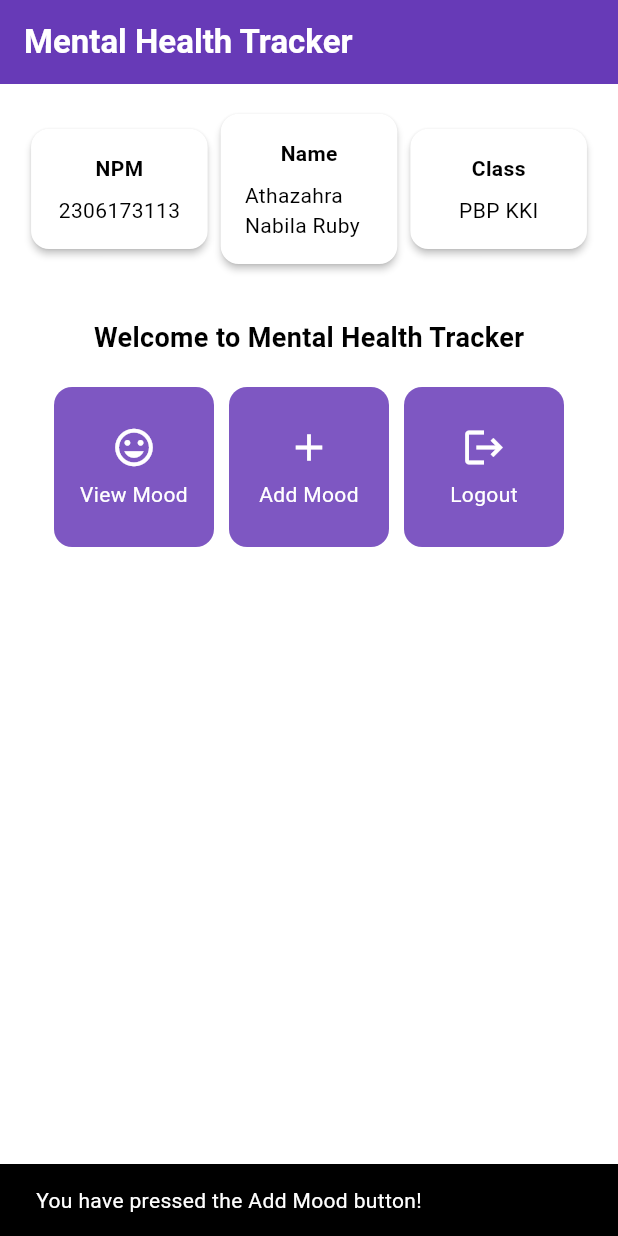
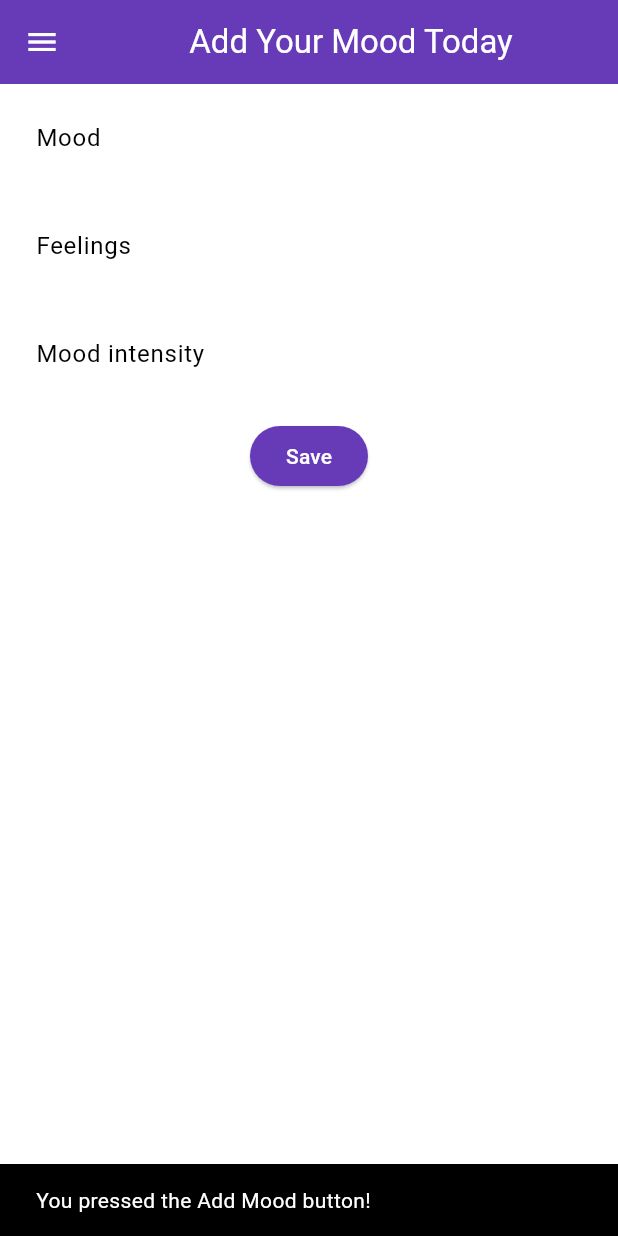
Before and after one commit to thataruby/mental-health-tracker-mobile, a Flutter app: the screen it shows after launch, after a tap on "Add Mood", on a phone screen of 412 x 824 dp. Run offline on Flutter 3.47's test engine with Material 3 defaults, Android fonts, the phone set to English and light mode, and no system bars.

Commit message:
tutorial 7

```diff
--- a/lib/main.dart
+++ b/lib/main.dart
@@ -1,5 +1,5 @@
 import 'package:flutter/material.dart';
-import 'package:mental_health_tracker/menu.dart';
+import 'package:mental_health_tracker/screens/menu.dart';
 
 void main() {
   runApp(const MyApp());
--- a/lib/menu.dart
+++ b/lib/screens/menu.dart
@@ -1,4 +1,8 @@
 import 'package:flutter/material.dart';
+import 'package:mental_health_tracker/widgets/left_drawer.dart';
+import 'package:mental_health_tracker/screens/moodentry_form.dart';
+import 'package:mental_health_tracker/widgets/mood_card.dart';
+
 
 class MyHomePage extends StatelessWidget {
   MyHomePage({super.key});
@@ -28,7 +32,10 @@ class MyHomePage extends StatelessWidget {
         ),
         // The background color of the AppBar is obtained from the application theme color scheme.
         backgroundColor: Theme.of(context).colorScheme.primary,
+        iconTheme: const IconThemeData(color: Colors.white),
       ),
+      // Add drawer as a parameter value for the drawer attribute of the Scaffold widget
+      drawer: const LeftDrawer(),
       // Body of the page with paddings around it.
       body: Padding(
         padding: const EdgeInsets.all(16.0),
@@ -148,15 +155,23 @@ class ItemCard extends StatelessWidget {
       borderRadius: BorderRadius.circular(12),
 
       child: InkWell(
-        // Action when the card is pressed.
+        // Touch-responsive area
         onTap: () {
-          // Display the SnackBar message when the card is pressed.
+          // Show SnackBar when clicked
           ScaffoldMessenger.of(context)
             ..hideCurrentSnackBar()
-            ..showSnackBar(
-                SnackBar(content: Text("You have pressed the ${item.name} button!"))
+            ..showSnackBar(SnackBar(
+                content: Text("You pressed the ${item.name} button!")));
+
+          // Navigate to the appropriate route (depending on the button type)
+          if (item.name == "Add Mood") {
+            Navigator.push(
+              context,
+              MaterialPageRoute(builder: (context) => const MoodEntryFormPage()),
             );
+          }
         },
+
         // Container to store the Icon and Text
         child: Container(
           padding: const EdgeInsets.all(8),
--- /dev/null
+++ b/lib/screens/moodentry_form.dart
@@ -0,0 +1,160 @@
+import 'package:flutter/material.dart';
+import 'package:mental_health_tracker/widgets/left_drawer.dart';
+
+class MoodEntryFormPage extends StatefulWidget {
+  const MoodEntryFormPage({super.key});
+
+  @override
+  State<MoodEntryFormPage> createState() => _MoodEntryFormPageState();
+}
+
+class _MoodEntryFormPageState extends State<MoodEntryFormPage> {
+  final _formKey = GlobalKey<FormState>();
+  String _mood = "";
+  String _feelings = "";
+  int _moodIntensity = 0;
+  @override
+  Widget build(BuildContext context) {
+    return Scaffold(
+      appBar: AppBar(
+        title: const Center(
+          child: Text(
+            'Add Your Mood Today',
+          ),
+        ),
+        backgroundColor: Theme.of(context).colorScheme.primary,
+        foregroundColor: Colors.white,
+      ),
+      drawer: const LeftDrawer(),
+      body: Form(
+          key: _formKey,
+          child: SingleChildScrollView(
+            child: Column(
+              crossAxisAlignment: CrossAxisAlignment.start,
+              children: [
+                Padding(
+                  padding: const EdgeInsets.all(8.0),
+                  child: TextFormField(
+                    decoration: InputDecoration(
+                      hintText: "Mood",
+                      labelText: "Mood",
+                      border: OutlineInputBorder(
+                        borderRadius: BorderRadius.circular(5.0),
+                      ),
+                    ),
+                    onChanged: (String? value) {
+                      setState(() {
+                        _mood = value!;
+                      });
+                    },
+                    validator: (String? value) {
+                      if (value == null || value.isEmpty) {
+                        return "Mood cannot be empty!";
+                      }
+                      return null;
+                    },
+                  ),
+                ),
+                Padding(
+                  padding: const EdgeInsets.all(8.0),
+                  child: TextFormField(
+                    decoration: InputDecoration(
+                      hintText: "Feelings",
+                      labelText: "Feelings",
+                      border: OutlineInputBorder(
+                        borderRadius: BorderRadius.circular(5.0),
+                      ),
+                    ),
+                    onChanged: (String? value) {
+                      setState(() {
+                        _feelings = value!;
+                      });
+                    },
+                    validator: (String? value) {
+                      if (value == null || value.isEmpty) {
+                        return "Feelings cannot be empty!";
+                      }
+                      return null;
+                    },
+                  ),
+                ),
+                Padding(
+                  padding: const EdgeInsets.all(8.0),
+                  child: TextFormField(
+                    decoration: InputDecoration(
+                      hintText: "Mood intensity",
+                      labelText: "Mood intensity",
+                      border: OutlineInputBorder(
+                        borderRadius: BorderRadius.circular(5.0),
+                      ),
+                    ),
+                    onChanged: (String? value) {
+                      setState(() {
+                        _moodIntensity = int.tryParse(value!) ?? 0;
+                      });
+                    },
+                    validator: (String? value) {
+                      if (value == null || value.isEmpty) {
+                        return "Mood intensity cannot be empty!";
+                      }
+                      if (int.tryParse(value) == null) {
+                        return "Mood intensity must be a number!";
+                      }
+                      return null;
+                    },
+                  ),
+                ),
+                Align(
+                  alignment: Alignment.bottomCenter,
+                  child: Padding(
+                    padding: const EdgeInsets.all(8.0),
+                    child: ElevatedButton(
+                      style: ButtonStyle(
+                        backgroundColor: MaterialStateProperty.all(
+                            Theme.of(context).colorScheme.primary),
+                      ),
+                      onPressed: () {
+                        if (_formKey.currentState!.validate()) {
+                          showDialog(
+                            context: context,
+                            builder: (context) {
+                              return AlertDialog(
+                                title: const Text('Mood successfully saved'),
+                                content: SingleChildScrollView(
+                                  child: Column(
+                                    crossAxisAlignment: CrossAxisAlignment.start,
+                                    children: [
+                                      Text('Mood: $_mood'),
+                                      Text('Feelings: $_feelings'),
+                                      Text('Mood Intensity: $_moodIntensity'),
+                                    ],
+                                  ),
+                                ),
+                                actions: [
+                                  TextButton(
+                                    child: const Text('OK'),
+                                    onPressed: () {
+                                      Navigator.pop(context);
+                                      _formKey.currentState!.reset();
+                                    },
+                                  ),
+                                ],
+                              );
+                            },
+                          );
+                        }
+                      },
+                      child: const Text(
+                        "Save",
+                        style: TextStyle(color: Colors.white),
+                      ),
+                    ),
+                  ),
+                ),
+              ],
+            ),
+          ),
+      ),
+    );
+  }
+}
--- /dev/null
+++ b/lib/widgets/left_drawer.dart
@@ -0,0 +1,67 @@
+import 'package:flutter/material.dart';
+import 'package:mental_health_tracker/screens/menu.dart';
+import 'package:mental_health_tracker/screens/moodentry_form.dart';
+
+class LeftDrawer extends StatelessWidget {
+  const LeftDrawer({super.key});
+
+  @override
+  Widget build(BuildContext context) {
+    return Drawer(
+      child: ListView(
+        children: [
+          DrawerHeader(
+            decoration: BoxDecoration(
+              color: Theme.of(context).colorScheme.primary,
+            ),
+            child: const Column(
+              children: [
+                Text(
+                  'Mental Health Tracker',
+                  textAlign: TextAlign.center,
+                  style: TextStyle(
+                    fontSize: 24,
+                    fontWeight: FontWeight.bold,
+                    color: Colors.white,
+                  ),
+                ),
+                Padding(padding: EdgeInsets.all(8)),
+                Text(
+                  "Track your mental health every day here!",
+                  textAlign: TextAlign.center,
+                  style: TextStyle(
+                    fontSize: 15,
+                    color: Colors.white,
+                  ),
+                ),
+              ],
+            ),
+          ),
+          ListTile(
+            leading: const Icon(Icons.home_outlined),
+            title: const Text('Home Page'),
+            // Redirection part to MyHomePage
+            onTap: () {
+              Navigator.pushReplacement(
+                  context,
+                  MaterialPageRoute(
+                    builder: (context) => MyHomePage(),
+                  ));
+            },
+          ),
+          ListTile(
+            leading: const Icon(Icons.mood),
+            title: const Text('Add Mood'),
+            // Redirection part to MoodEntryFormPage
+            onTap: () {
+              Navigator.pushReplacement(
+                context,
+                MaterialPageRoute(builder: (context) => const MoodEntryFormPage()),
+              );
+            },
+          ),
+        ],
+      ),
+    );
+  }
+}
```
Also changed, not shown: form_sample/analysis_options.yaml (added, +28 -0 lines), form_sample/lib/main.dart (added, +66 -0 lines), form_sample/pubspec.yaml (added, +90 -0 lines), lib/widgets/mood_card.dart (added, +70 -0 lines), form_sample/pubspec.lock (added), 123 other files.
